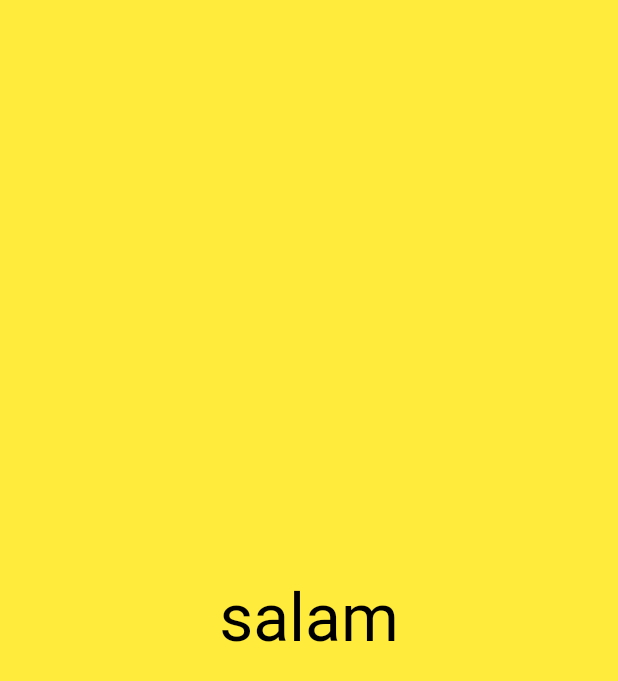
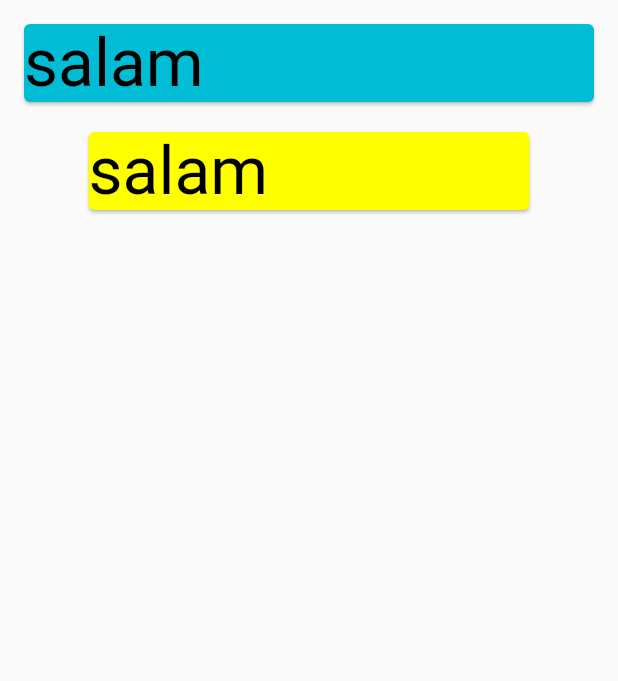
Before and after one commit to nurlanabdyrakhman/code_word, a Flutter app: the screen it shows after launch, on a phone screen of 412 x 824 dp. Shown: the top 681 px of the screen. Run offline on Flutter 3.47's test engine with Material 2 defaults, Android fonts, the phone set to English and light mode, and no system bars.

Commit message:
Card ekledim

```diff
--- a/lib/nurlan.dart
+++ b/lib/nurlan.dart
@@ -8,12 +8,30 @@
   @override
   Widget build(BuildContext context) {
     return Scaffold(
-      backgroundColor: Colors.yellow,
-      body: Center(
-          child: Text(
-        'salam',
-        style: TextStyle(color: Colors.black, fontSize: 44),
-      )),
+      body: ListView(
+        children: [
+          Padding(
+            padding: const EdgeInsets.all(12.0),
+            child: Card(
+              color: Colors.cyan,
+              child: Text(
+                'salam',
+                style: TextStyle(color: Colors.black, fontSize: 44),
+              ),
+            ),
+          ),
+           Padding(
+             padding: const EdgeInsets.symmetric(horizontal: 55),
+             child: Card(
+               color: Colors.yellowAccent,
+              child: Text(
+                'salam',
+                style: TextStyle(color: Colors.black, fontSize: 44),
+              ),
+                     ),
+           ),
+        ],
+      ),
     );
   }
 }
```
